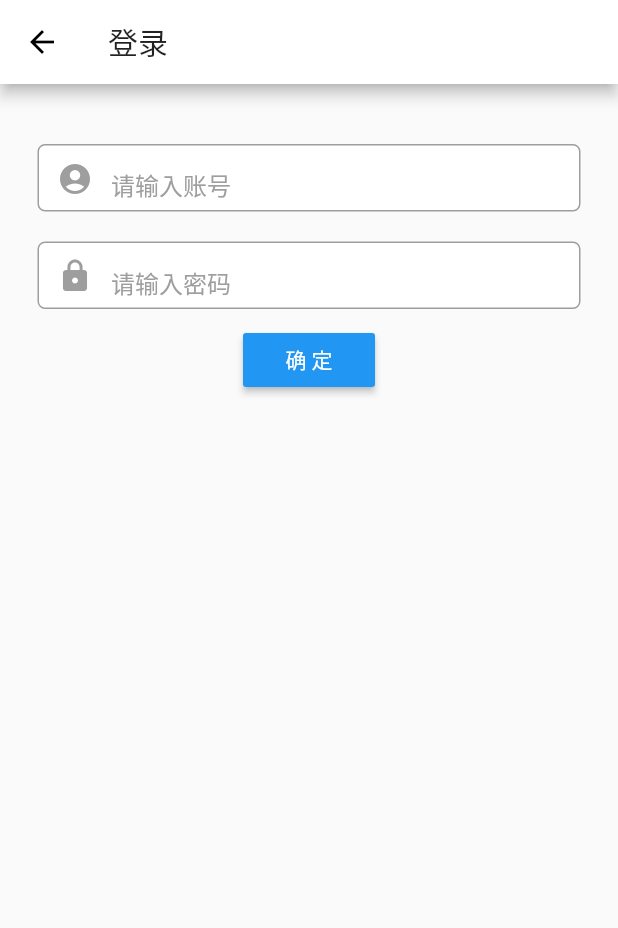
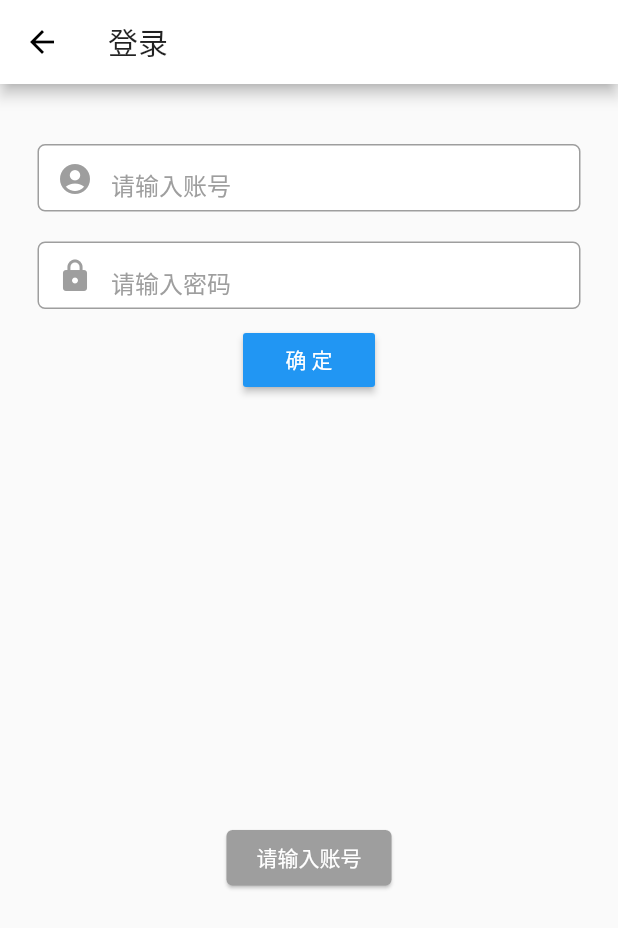
Before and after one commit to hweilp/flutter_test, a Flutter app: the LoginPage screen opened by its route, after a tap on "确 定", on a phone screen of 412 x 824 dp. Shown: the top 928 px of the screen. Run offline on Flutter 3.47's test engine with Material 2 defaults, Android fonts, the phone set to English and light mode, and no system bars; our stand-ins replace dio, shared_preferences; accounts and stored records are empty.

Commit message:
check params login

```diff
--- a/lib/page/login/index.dart
+++ b/lib/page/login/index.dart
@@ -1,5 +1,6 @@
 import 'package:flutter/material.dart';
 import 'package:flutterproject/api/api.dart';
+import 'package:flutterproject/util/sharedPreferences.dart';
 import 'package:flutterproject/compontents/toast.dart';
 
 class LoginPage extends StatefulWidget {
@@ -15,17 +16,29 @@ class _LoginPage extends State<LoginPage> {
   final TextEditingController passwordController = new TextEditingController();
 
   void login() async {
+    var userName = accountController.text;
+    var password = passwordController.text;
+    print('userName===$userName, password===$password');
+    if (userName == null || userName == '') {
+      Toast.toast(context, '请输入账号');
+      return;
+    }
+    if (password == null || password == '') {
+      Toast.toast(context, '请输入密码');
+      return;
+    }
     var data = {
-      'userName': accountController.text,
-      'password': passwordController.text,
+      'userName': userName,
+      'password': password,
     };
     ApiInterface.login(data).then((res) {
       var msg = '账号密码错误';
       // var code = res.code;
       var code = 2001;
       print('res====$res, msg===$msg, code=$code');
+      Shared.sharedSaveString('auth_token', 'vavadfadfadsfa');
       Toast.toast(context, msg);
-    });
+    }).catchError((onError) => {Toast.toast(context, '网络异常')});
   }
 
   @override
```
